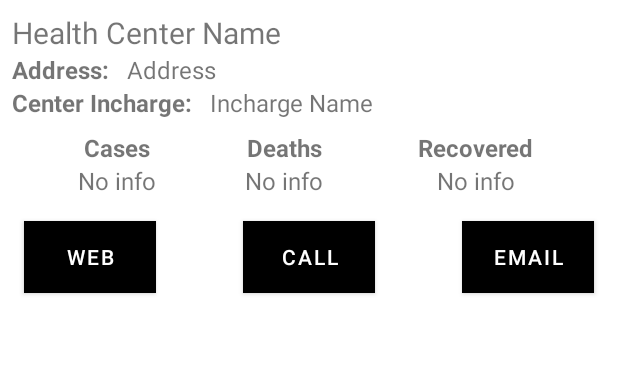
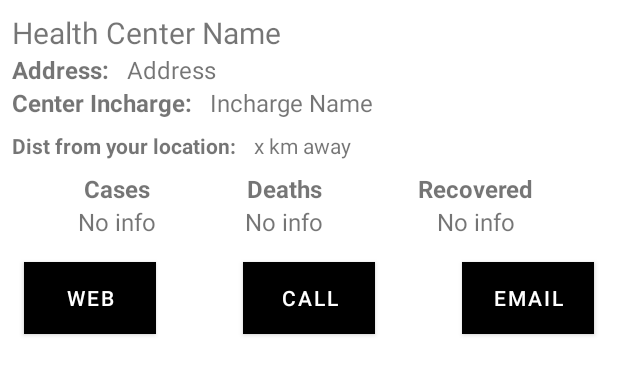
Before and after one commit to rohg007/KB198_PARKSH, an Android app: the layout health_center_content_view.xml on its own in the app's theme, with its tools: preview values and no code run, on a phone screen of 412 x 824 dp. Shown: the top 375 px of the screen. Run offline under Robolectric (Android 15) with nearby library versions, the phone set to English and light mode, and no system bars.

Commit message:
Animal Outbreaks and customized messages

```diff
--- a/diseasexapp/app/src/main/java/com/rohg007/android/diseasex/adapters/OutbreakAdapter.java
+++ b/diseasexapp/app/src/main/java/com/rohg007/android/diseasex/adapters/OutbreakAdapter.java
@@ -72,6 +72,7 @@ public class OutbreakAdapter extends RecyclerView.Adapter<OutbreakAdapter.ViewHo
         private TextView distTextView;
         public GoogleMap googleMap;
         private View layout;
+        private TextView outbreakTypeTv;
 
         private ViewHolder(@NonNull View itemView) {
             super(itemView);
@@ -80,6 +81,7 @@ public class OutbreakAdapter extends RecyclerView.Adapter<OutbreakAdapter.ViewHo
             diseaseNameTv = layout.findViewById(R.id.disease_name_outbreak_list);
             addressTextView = layout.findViewById(R.id.outbreak_list_address_tv);
             distTextView = layout.findViewById(R.id.outbreak_list_dist_tv);
+            outbreakTypeTv = layout.findViewById(R.id.outbreak_list_outbreak_type);
             if(mapView!=null){
                 mapView.onCreate(null);
                 mapView.getMapAsync(this);
@@ -120,6 +122,10 @@ public class OutbreakAdapter extends RecyclerView.Adapter<OutbreakAdapter.ViewHo
             float dist = currLocation.distanceTo(temp);
             dist/=1000;
             distTextView.setText(Double.toString(Math.floor(dist)) + " Kms Away");
+            if(item.getFlag())
+                outbreakTypeTv.setText("Animal Outbreak");
+            else
+                outbreakTypeTv.setText("Human Outbreak");
         }
 
         private String getGeocodeLocation(LatLng location){
--- a/diseasexapp/app/src/main/java/com/rohg007/android/diseasex/network/TwilioRepository.java
+++ b/diseasexapp/app/src/main/java/com/rohg007/android/diseasex/network/TwilioRepository.java
@@ -24,6 +24,10 @@ public class TwilioRepository {
     public void sendMessage(Outbreak o) {
         String body = "You entered an outbreak region at "+ Calendar.getInstance().getTime().toString()+"."+
                 o.getDisease().getName()+" is spreading in this area. "+"Some precautions "+o.getDisease().getPrecautions();
+        if(o.getFlag()){
+            body = "You entered an animal outbreak region at "+ Calendar.getInstance().getTime().toString()+"."+
+                    o.getDisease().getLivestock().get(0).getBreed()+" is affected in this area. "+"Some preferred vaccinations: "+o.getDisease().getVaccine().get(0).getName();
+        }
         String from = "+12199644916";
         String to = "+919829661751";
         if(body.length()>122){
--- a/diseasexapp/app/src/main/java/com/rohg007/android/diseasex/utils/Constants.java
+++ b/diseasexapp/app/src/main/java/com/rohg007/android/diseasex/utils/Constants.java
@@ -7,6 +7,7 @@ public class Constants {
     public static final int GEOFENCE_REQ_CODE=888;
     public static final String GEOFENCE_REQ_ID = "Geofence1";
     public static final String CHANNEL_ID = "Geofence Notifications";
+    public static final String ANIMAL_CHANNEL_ID = "Animal Outbreak Notifications";
     public static final String PREFS_KEY = "com.rohg007.android.diseasex.DISEASEX_PREFS";
     public static final String EMAIL = "test.rohg007@gmail.com";
     public static final String PASSWORD = "*1a2b3c4d";
--- a/diseasexapp/app/src/main/res/layout/fragment_center_detail_sheet.xml
+++ b/diseasexapp/app/src/main/res/layout/fragment_center_detail_sheet.xml
@@ -110,6 +110,7 @@
             android:text="gupta.rohan@live.com" />
 
         <TextView
+            android:id="@+id/sheet_precautions_livestock"
             android:layout_width="wrap_content"
             android:layout_height="wrap_content"
             android:layout_marginTop="8dp"
@@ -124,6 +125,7 @@
             android:text="Precautions Here"/>
 
         <TextView
+            android:id="@+id/sheet_symptoms_vaccinations"
             android:layout_width="wrap_content"
             android:layout_height="wrap_content"
             android:layout_marginTop="8dp"
--- a/diseasexapp/app/src/main/res/layout/health_center_content_view.xml
+++ b/diseasexapp/app/src/main/res/layout/health_center_content_view.xml
@@ -64,10 +64,29 @@
         android:textSize="16sp" />
 
     <TextView
+        android:id="@+id/dist_label"
+        android:text="Dist from your location: "
+        android:layout_width="wrap_content"
+        android:layout_height="wrap_content"
+        android:textStyle="bold"
+        app:layout_constraintTop_toBottomOf="@id/incharge_content_tv"
+        app:layout_constraintStart_toStartOf="parent"
+        android:layout_margin="8dp"/>
+
+    <TextView
+        android:id="@+id/cur_dist_tv"
+        android:text="x km away "
+        android:layout_width="wrap_content"
+        android:layout_height="wrap_content"
+        app:layout_constraintTop_toBottomOf="@id/incharge_content_tv"
+        app:layout_constraintStart_toEndOf="@id/dist_label"
+        android:layout_margin="8dp"/>
+
+    <TextView
         android:id="@+id/affected_content_label"
         android:layout_width="wrap_content"
         android:layout_height="wrap_content"
-        app:layout_constraintTop_toBottomOf="@id/incharge_content_label"
+        app:layout_constraintTop_toBottomOf="@id/cur_dist_tv"
         app:layout_constraintLeft_toLeftOf="parent"
         app:layout_constraintRight_toLeftOf="@id/deaths_content_label"
         android:text="Cases"
@@ -79,7 +98,7 @@
         android:id="@+id/deaths_content_label"
         android:layout_width="wrap_content"
         android:layout_height="wrap_content"
-        app:layout_constraintTop_toBottomOf="@id/incharge_content_label"
+        app:layout_constraintTop_toBottomOf="@id/dist_label"
         app:layout_constraintLeft_toRightOf="@id/affected_content_label"
         app:layout_constraintRight_toLeftOf="@id/recovered_content_label"
         android:text="Deaths"
@@ -91,7 +110,7 @@
         android:id="@+id/recovered_content_label"
         android:layout_width="wrap_content"
         android:layout_height="wrap_content"
-        app:layout_constraintTop_toBottomOf="@id/incharge_content_label"
+        app:layout_constraintTop_toBottomOf="@id/dist_label"
         app:layout_constraintRight_toRightOf="parent"
         app:layout_constraintLeft_toRightOf="@id/deaths_content_label"
         android:text="Recovered"
--- a/diseasexapp/app/src/main/res/values/strings.xml
+++ b/diseasexapp/app/src/main/res/values/strings.xml
@@ -37,4 +37,6 @@
     <string name="high_risk">High Risk</string>
     <string name="moderate_risk">Moderate Risk</string>
     <string name="risk_alert">You are running at high risk, we highly recommend you to approach the nearest health center and get yourself diagnosed throughly.</string>
+    <string name="animal_outbreak">Animal Outbreak</string>
+    <string name="human_outbreak">Human Outbreak</string>
 </resources>
```
Also changed, not shown: diseasexapp/app/src/main/java/com/rohg007/android/diseasex/MapsActivity.java (+8 -4 lines), diseasexapp/app/src/main/java/com/rohg007/android/diseasex/adapters/HealthCenterAdapter.java (+14 -1 lines), diseasexapp/app/src/main/java/com/rohg007/android/diseasex/application/MyApp.java (+14 -0 lines), diseasexapp/app/src/main/java/com/rohg007/android/diseasex/broadcast_recievers/GeofenceBroadcastReciever.java (+26 -2 lines), diseasexapp/app/src/main/java/com/rohg007/android/diseasex/models/HealthCenter.java (+11 -0 lines), diseasexapp/app/src/main/java/com/rohg007/android/diseasex/models/Outbreak.java (+29 -1 lines), diseasexapp/app/src/main/java/com/rohg007/android/diseasex/ui/CenterDetailSheet.java (+28 -1 lines), diseasexapp/app/src/main/java/com/rohg007/android/diseasex/ui/HealthCentersActivity.java (+27 -1 lines), diseasexapp/app/src/main/java/com/rohg007/android/diseasex/utils/Formatters.java (+10 -0 lines), diseasexapp/app/src/main/res/layout/outbreak_list_item.xml (+7 -0 lines).
